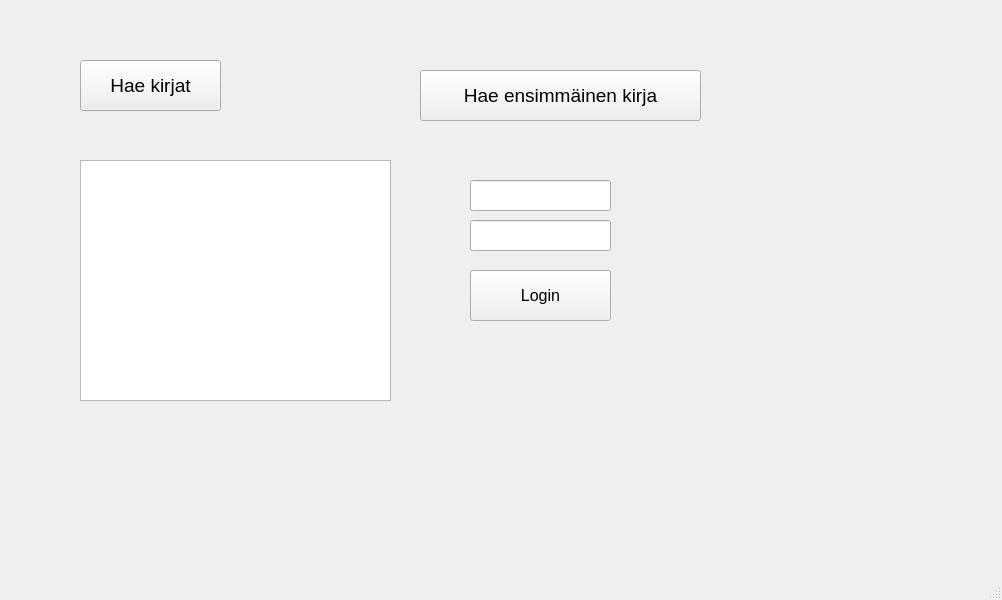
Before: the Qt Designer form bankautomat/mainwindow.ui in tvt21kmo-bank-project/group_x, drawn with Qt 5.
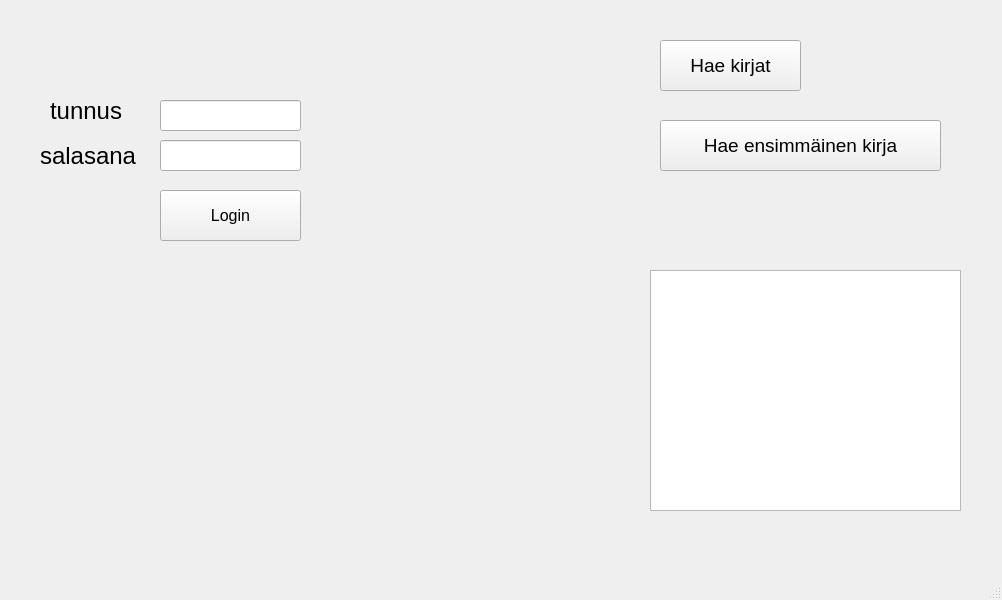
After: the same form once the commit is applied.

```diff
--- a/bankautomat/mainwindow.ui
+++ b/bankautomat/mainwindow.ui
@@ -17,8 +17,8 @@
    <widget class="QPushButton" name="btnShowBooks">
     <property name="geometry">
      <rect>
-      <x>80</x>
-      <y>60</y>
+      <x>660</x>
+      <y>40</y>
       <width>141</width>
       <height>51</height>
      </rect>
@@ -35,8 +35,8 @@
    <widget class="QTextEdit" name="txtBooks">
     <property name="geometry">
      <rect>
-      <x>80</x>
-      <y>160</y>
+      <x>650</x>
+      <y>270</y>
       <width>311</width>
       <height>241</height>
      </rect>
@@ -45,8 +45,8 @@
    <widget class="QPushButton" name="btnShowOneBook">
     <property name="geometry">
      <rect>
-      <x>420</x>
-      <y>70</y>
+      <x>660</x>
+      <y>120</y>
       <width>281</width>
       <height>51</height>
      </rect>
@@ -63,8 +63,8 @@
    <widget class="QLineEdit" name="lineEditUsername">
     <property name="geometry">
      <rect>
-      <x>470</x>
-      <y>180</y>
+      <x>160</x>
+      <y>100</y>
       <width>141</width>
       <height>31</height>
      </rect>
@@ -78,8 +78,8 @@
    <widget class="QLineEdit" name="lineEditPassword">
     <property name="geometry">
      <rect>
-      <x>470</x>
-      <y>220</y>
+      <x>160</x>
+      <y>140</y>
       <width>141</width>
       <height>31</height>
      </rect>
@@ -96,8 +96,8 @@
    <widget class="QPushButton" name="btnLogin">
     <property name="geometry">
      <rect>
-      <x>470</x>
-      <y>270</y>
+      <x>160</x>
+      <y>190</y>
       <width>141</width>
       <height>51</height>
      </rect>
@@ -111,6 +111,42 @@
      <string>Login</string>
     </property>
    </widget>
+   <widget class="QLabel" name="label">
+    <property name="geometry">
+     <rect>
+      <x>50</x>
+      <y>100</y>
+      <width>101</width>
+      <height>21</height>
+     </rect>
+    </property>
+    <property name="font">
+     <font>
+      <pointsize>18</pointsize>
+     </font>
+    </property>
+    <property name="text">
+     <string>tunnus</string>
+    </property>
+   </widget>
+   <widget class="QLabel" name="label_2">
+    <property name="geometry">
+     <rect>
+      <x>40</x>
+      <y>140</y>
+      <width>101</width>
+      <height>31</height>
+     </rect>
+    </property>
+    <property name="font">
+     <font>
+      <pointsize>18</pointsize>
+     </font>
+    </property>
+    <property name="text">
+     <string>salasana</string>
+    </property>
+   </widget>
   </widget>
   <widget class="QMenuBar" name="menubar">
    <property name="geometry">
```
Left out of the diff: 2 changed lines with no effect on the pictures.
